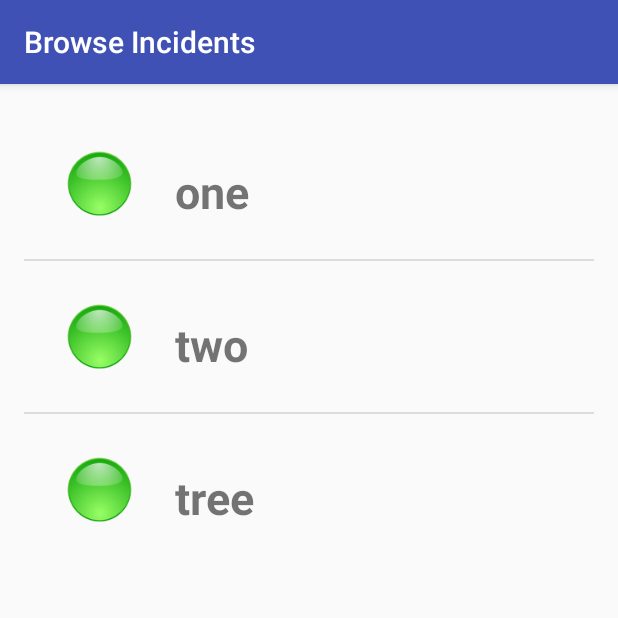
After one commit to Agasti/CiviLien, an Android app: the BrowseActivity screen opened directly, with no data from a screen before it, on a phone screen of 412 x 824 dp, the top half of it. The commit adds this screen. Run offline under Robolectric (Android 15) with nearby library versions, the phone set to English and light mode, and no system bars.

Commit message:
Working Browse with custom Adapter for string values

```diff
--- a/app/src/main/AndroidManifest.xml
+++ b/app/src/main/AndroidManifest.xml
@@ -40,7 +40,12 @@
                 android:name="android.support.PARENT_ACTIVITY"
                 android:value="com.civilien.app.MainActivity" />
         </activity>
-        <activity android:name=".CreateIncident" />
+        <activity
+            android:name=".CreateIncident"
+            android:label="@string/CreateIncidentTitle"/>
+        <activity
+            android:name=".BrowseActivity"
+            android:label="@string/BrowseTitle"/>
     </application>
 
 </manifest>
--- /dev/null
+++ b/app/src/main/java/com/civilien/app/BrowseActivity.java
@@ -0,0 +1,35 @@
+package com.civilien.app;
+
+import android.os.Bundle;
+import android.support.design.widget.Snackbar;
+import android.support.v7.app.AppCompatActivity;
+import android.view.View;
+import android.widget.AdapterView;
+import android.widget.ListAdapter;
+import android.widget.ListView;
+
+public class BrowseActivity extends AppCompatActivity {
+
+    @Override
+    protected void onCreate(Bundle savedInstanceState) {
+        super.onCreate(savedInstanceState);
+        setContentView(R.layout.activity_browse);
+
+        IncidentExamples exmp = new IncidentExamples();
+        ListAdapter Adapter = new browseAdapter(this, exmp.list);
+
+        ListView browseListView = (ListView) findViewById(R.id.browseListView);
+        browseListView.setAdapter(Adapter);
+        browseListView.setOnItemClickListener(new AdapterView.OnItemClickListener() {
+            @Override
+            public void onItemClick(AdapterView<?> parent, View view, int position, long id) {
+
+                String selection = "You've selected " + String.valueOf(parent.getItemAtPosition(position));
+                Snackbar.make(view, selection, Snackbar.LENGTH_LONG).show();
+            }
+        });
+
+
+
+    }
+}
--- a/app/src/main/java/com/civilien/app/Incident.java
+++ b/app/src/main/java/com/civilien/app/Incident.java
@@ -6,7 +6,7 @@ package com.civilien.app;
 public class Incident {
 
     String Category, Type, User, PostTitle;
-    int GpsLat, GpsLon;
+    double GpsLat, GpsLon;
 
     public Incident(){}
 
@@ -26,15 +26,15 @@ public class Incident {
         this.PostTitle = value;
     }
 
-    public void setGpsLat(int value){
+    public void setGpsLat(double value){
         this.GpsLat = value;
     }
 
-    public void setGpsLon(int value){
+    public void setGpsLon(double value){
         this.GpsLon = value;
     }
 
-    public Incident (String Cat, String Typ,  String Use, String PoTi, int GpsLt, int GpsLn){
+    public Incident (String Cat, String Typ,  String Use, String PoTi, double GpsLt, double GpsLn){
         setCategory(Cat);
         setType(Typ);
         setUser(Use);
@@ -43,7 +43,6 @@ public class Incident {
         setGpsLon(GpsLn);
 
     }
-
     public String printOut() {
         return this.Category+this.Type+this.User+this.PostTitle+this.GpsLat+this.GpsLon;
     }
--- /dev/null
+++ b/app/src/main/java/com/civilien/app/IncidentExamples.java
@@ -0,0 +1,12 @@
+package com.civilien.app;
+
+/**
+ * Created by SehailFillali on 6/12/15.
+ */
+public class IncidentExamples {
+    Incident one = new Incident("cat1", "type1", "user1","title1", 34.1, -6.91);
+    Incident two = new Incident("cat2", "type2", "user2","title2", 34.2, -6.92);
+    Incident three = new Incident("cat3", "type3", "user3","title3", 34.3, -6.93);
+
+    String[] list = {"one", "two", "tree"};
+}
--- a/app/src/main/java/com/civilien/app/MainActivity.java
+++ b/app/src/main/java/com/civilien/app/MainActivity.java
@@ -39,6 +39,14 @@ public class MainActivity extends AppCompatActivity {
             }
         });
 
+        browse = (Button) findViewById(R.id.browseButton);
+        browse.setOnClickListener(new View.OnClickListener() {
+            @Override
+            public void onClick(View v) {
+                Intent intent = new Intent(MainActivity.this, BrowseActivity.class);
+                startActivity(intent);
+            }
+        });
     }
 
     @Override
--- /dev/null
+++ b/app/src/main/java/com/civilien/app/browseAdapter.java
@@ -0,0 +1,37 @@
+package com.civilien.app;
+
+import android.content.Context;
+import android.view.LayoutInflater;
+import android.view.View;
+import android.view.ViewGroup;
+import android.widget.ArrayAdapter;
+import android.widget.ImageView;
+import android.widget.TextView;
+
+/**
+ * Created by SehailFillali on 6/12/15.
+ */
+class browseAdapter extends ArrayAdapter<String> {
+    public browseAdapter(Context context, String[] values) {
+        super(context, R.layout.browse_row, values);
+    }
+
+    @Override
+    public View getView(int position, View convertView, ViewGroup parent) {
+
+        LayoutInflater inflater = LayoutInflater.from(getContext());
+
+        View theView = inflater.inflate(R.layout.browse_row, parent, false);
+
+        String selection = getItem(position);
+
+        TextView theTextView = (TextView) theView.findViewById(R.id.textview1);
+        theTextView.setText(selection);
+
+        ImageView theImageView = (ImageView) theView.findViewById(R.id.imageView1);
+        theImageView.setImageResource(R.drawable.icondot);
+
+        return theView;
+
+    }
+}
--- /dev/null
+++ b/app/src/main/res/layout/activity_browse.xml
@@ -0,0 +1,17 @@
+<?xml version="1.0" encoding="utf-8"?>
+<LinearLayout xmlns:android="http://schemas.android.com/apk/res/android"
+    xmlns:tools="http://schemas.android.com/tools"
+    android:orientation="vertical"
+    android:layout_width="match_parent"
+    android:layout_height="match_parent"
+    android:paddingBottom="@dimen/activity_vertical_margin"
+    android:paddingLeft="@dimen/activity_horizontal_margin"
+    android:paddingRight="@dimen/activity_horizontal_margin"
+    android:paddingTop="@dimen/activity_vertical_margin"
+    tools:context="com.civilien.app.BrowseActivity">
+
+    <ListView
+        android:layout_width="match_parent"
+        android:layout_height="wrap_content"
+        android:id="@+id/browseListView" />
+</LinearLayout>
--- /dev/null
+++ b/app/src/main/res/layout/browse_row.xml
@@ -0,0 +1,35 @@
+<?xml version="1.0" encoding="utf-8"?>
+<RelativeLayout xmlns:android="http://schemas.android.com/apk/res/android"
+    xmlns:tools="http://schemas.android.com/tools"
+    android:orientation="vertical"
+    android:layout_width="match_parent"
+    android:layout_height="match_parent"
+    tools:context="com.civilien.app.BrowseActivity"
+    android:focusable="false">
+
+
+    <ImageView
+        android:layout_width="70dp"
+        android:layout_height="70dp"
+        android:id="@+id/imageView1"
+        android:layout_alignParentTop="true"
+        android:layout_alignParentLeft="true"
+        android:layout_alignParentStart="true"
+        android:src="@drawable/icondot"
+        android:layout_margin="15dp" />
+
+    <TextView
+        android:layout_width="wrap_content"
+        android:layout_height="wrap_content"
+        android:id="@+id/textview1"
+        android:textSize="30dp"
+        android:textStyle="bold"
+        android:layout_alignTop="@+id/imageView1"
+        android:layout_toRightOf="@+id/imageView1"
+        android:layout_toEndOf="@+id/imageView1"
+        android:layout_alignParentStart="false"
+        android:layout_alignParentEnd="false"
+        android:layout_alignParentBottom="false"
+        android:layout_marginTop="20dp" />
+
+</RelativeLayout>
--- a/app/src/main/res/values/strings.xml
+++ b/app/src/main/res/values/strings.xml
@@ -6,5 +6,6 @@
     <string name="IncidentType">Type</string>
     <string name="IncidentTitle">Title</string>
     <string name="btnOK">OK</string>
-    <string name="title_activity_main2">Main2Activity</string>
+    <string name="BrowseTitle">Browse Incidents</string>
+    <string name="CreateIncidentTitle">Create Incident</string>
 </resources>
```
Also changed, not shown: app/src/main/res/drawable-hdpi/icondot.png (added).
